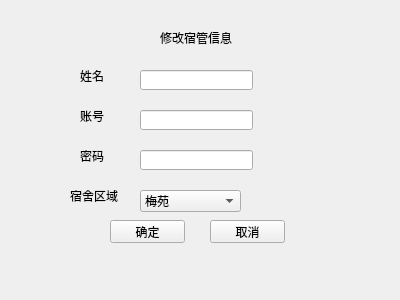
Qt form admin/admin_modifyaunt.ui (wo16pao/MS) before a commit.
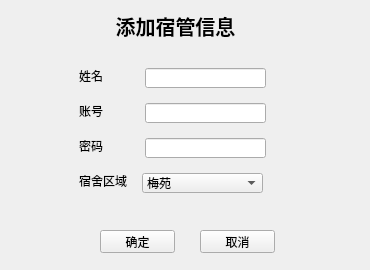
The same form after that commit.

What changed in the file:
```diff
--- a/admin/admin_modifyaunt.ui
+++ b/admin/admin_modifyaunt.ui
@@ -6,8 +6,8 @@
    <rect>
     <x>0</x>
     <y>0</y>
-    <width>400</width>
-    <height>300</height>
+    <width>370</width>
+    <height>270</height>
    </rect>
   </property>
   <property name="windowTitle">
@@ -16,8 +16,8 @@
   <widget class="QPushButton" name="pushButton_2">
    <property name="geometry">
     <rect>
-     <x>210</x>
-     <y>220</y>
+     <x>200</x>
+     <y>230</y>
      <width>75</width>
      <height>23</height>
     </rect>
@@ -26,182 +26,205 @@
     <string>取消</string>
    </property>
   </widget>
-  <widget class="QLabel" name="label_5">
+  <widget class="QWidget" name="widget" native="true">
    <property name="geometry">
     <rect>
      <x>70</x>
-     <y>190</y>
-     <width>54</width>
-     <height>12</height>
+     <y>50</y>
+     <width>205</width>
+     <height>161</height>
     </rect>
    </property>
-   <property name="text">
-    <string>宿舍区域</string>
-   </property>
+   <widget class="QComboBox" name="comboBox">
+    <property name="geometry">
+     <rect>
+      <x>72</x>
+      <y>123</y>
+      <width>121</width>
+      <height>20</height>
+     </rect>
+    </property>
+    <item>
+     <property name="text">
+      <string>梅苑</string>
+     </property>
+    </item>
+    <item>
+     <property name="text">
+      <string>兰苑</string>
+     </property>
+    </item>
+    <item>
+     <property name="text">
+      <string>竹苑</string>
+     </property>
+    </item>
+    <item>
+     <property name="text">
+      <string>菊苑</string>
+     </property>
+    </item>
+    <item>
+     <property name="text">
+      <string>桃苑</string>
+     </property>
+    </item>
+    <item>
+     <property name="text">
+      <string>李苑</string>
+     </property>
+    </item>
+    <item>
+     <property name="text">
+      <string>柳苑</string>
+     </property>
+    </item>
+    <item>
+     <property name="text">
+      <string>桂苑</string>
+     </property>
+    </item>
+    <item>
+     <property name="text">
+      <string>荷苑</string>
+     </property>
+    </item>
+   </widget>
+   <widget class="QLineEdit" name="lineEdit_2">
+    <property name="geometry">
+     <rect>
+      <x>75</x>
+      <y>53</y>
+      <width>121</width>
+      <height>20</height>
+     </rect>
+    </property>
+   </widget>
+   <widget class="QLabel" name="label_3">
+    <property name="geometry">
+     <rect>
+      <x>9</x>
+      <y>53</y>
+      <width>24</width>
+      <height>16</height>
+     </rect>
+    </property>
+    <property name="text">
+     <string>账号</string>
+    </property>
+   </widget>
+   <widget class="QLabel" name="label_4">
+    <property name="geometry">
+     <rect>
+      <x>9</x>
+      <y>88</y>
+      <width>24</width>
+      <height>16</height>
+     </rect>
+    </property>
+    <property name="text">
+     <string>密码</string>
+    </property>
+   </widget>
+   <widget class="QLabel" name="label_2">
+    <property name="geometry">
+     <rect>
+      <x>9</x>
+      <y>18</y>
+      <width>24</width>
+      <height>16</height>
+     </rect>
+    </property>
+    <property name="text">
+     <string>姓名</string>
+    </property>
+   </widget>
+   <widget class="QLineEdit" name="lineEdit_3">
+    <property name="geometry">
+     <rect>
+      <x>75</x>
+      <y>88</y>
+      <width>121</width>
+      <height>20</height>
+     </rect>
+    </property>
+   </widget>
+   <widget class="QLabel" name="label_5">
+    <property name="geometry">
+     <rect>
+      <x>9</x>
+      <y>123</y>
+      <width>48</width>
+      <height>16</height>
+     </rect>
+    </property>
+    <property name="text">
+     <string>宿舍区域</string>
+    </property>
+   </widget>
+   <widget class="QLineEdit" name="lineEdit">
+    <property name="geometry">
+     <rect>
+      <x>75</x>
+      <y>18</y>
+      <width>121</width>
+      <height>20</height>
+     </rect>
+    </property>
+   </widget>
   </widget>
-  <widget class="QPushButton" name="pushButton">
+  <widget class="QLabel" name="label">
    <property name="geometry">
     <rect>
-     <x>110</x>
-     <y>220</y>
-     <width>75</width>
-     <height>23</height>
+     <x>100</x>
+     <y>10</y>
+     <width>151</width>
+     <height>31</height>
     </rect>
    </property>
+   <property name="font">
+    <font>
+     <pointsize>15</pointsize>
+     <weight>75</weight>
+     <bold>true</bold>
+    </font>
+   </property>
    <property name="text">
-    <string>确定</string>
+    <string>添加宿管信息</string>
    </property>
-  </widget>
-  <widget class="QLineEdit" name="lineEdit">
-   <property name="geometry">
-    <rect>
-     <x>140</x>
-     <y>70</y>
-     <width>113</width>
-     <height>20</height>
-    </rect>
+   <property name="alignment">
+    <set>Qt::AlignCenter</set>
    </property>
   </widget>
   <widget class="QLabel" name="label_result">
    <property name="geometry">
     <rect>
-     <x>40</x>
-     <y>230</y>
-     <width>54</width>
-     <height>12</height>
+     <x>23</x>
+     <y>231</y>
+     <width>71</width>
+     <height>21</height>
     </rect>
    </property>
    <property name="text">
     <string/>
    </property>
-  </widget>
-  <widget class="QLineEdit" name="lineEdit_2">
-   <property name="geometry">
-    <rect>
-     <x>140</x>
-     <y>110</y>
-     <width>113</width>
-     <height>20</height>
-    </rect>
+   <property name="alignment">
+    <set>Qt::AlignRight|Qt::AlignTrailing|Qt::AlignVCenter</set>
    </property>
   </widget>
-  <widget class="QLabel" name="label_3">
+  <widget class="QPushButton" name="pushButton">
    <property name="geometry">
     <rect>
-     <x>80</x>
-     <y>110</y>
-     <width>54</width>
-     <height>12</height>
+     <x>100</x>
+     <y>230</y>
+     <width>75</width>
+     <height>23</height>
     </rect>
    </property>
    <property name="text">
-    <string>账号</string>
+    <string>确定</string>
    </property>
   </widget>
-  <widget class="QLabel" name="label">
-   <property name="geometry">
-    <rect>
-     <x>160</x>
-     <y>30</y>
-     <width>91</width>
-     <height>16</height>
-    </rect>
-   </property>
-   <property name="text">
-    <string>修改宿管信息</string>
-   </property>
-  </widget>
-  <widget class="QLineEdit" name="lineEdit_3">
-   <property name="geometry">
-    <rect>
-     <x>140</x>
-     <y>150</y>
-     <width>113</width>
-     <height>20</height>
-    </rect>
-   </property>
-  </widget>
-  <widget class="QLabel" name="label_4">
-   <property name="geometry">
-    <rect>
-     <x>80</x>
-     <y>150</y>
-     <width>54</width>
-     <height>12</height>
-    </rect>
-   </property>
-   <property name="text">
-    <string>密码</string>
-   </property>
-  </widget>
-  <widget class="QLabel" name="label_2">
-   <property name="geometry">
-    <rect>
-     <x>80</x>
-     <y>70</y>
-     <width>54</width>
-     <height>12</height>
-    </rect>
-   </property>
-   <property name="text">
-    <string>姓名</string>
-   </property>
-  </widget>
-  <widget class="QComboBox" name="comboBox">
-   <property name="geometry">
-    <rect>
-     <x>140</x>
-     <y>190</y>
-     <width>101</width>
-     <height>22</height>
-    </rect>
-   </property>
-   <item>
-    <property name="text">
-     <string>梅苑</string>
-    </property>
-   </item>
-   <item>
-    <property name="text">
-     <string>兰苑</string>
-    </property>
-   </item>
-   <item>
-    <property name="text">
-     <string>竹苑</string>
-    </property>
-   </item>
-   <item>
-    <property name="text">
-     <string>菊苑</string>
-    </property>
-   </item>
-   <item>
-    <property name="text">
-     <string>桃苑</string>
-    </property>
-   </item>
-   <item>
-    <property name="text">
-     <string>李苑</string>
-    </property>
-   </item>
-   <item>
-    <property name="text">
-     <string>柳苑</string>
-    </property>
-   </item>
-   <item>
-    <property name="text">
-     <string>桂苑</string>
-    </property>
-   </item>
-   <item>
-    <property name="text">
-     <string>荷苑</string>
-    </property>
-   </item>
-  </widget>
  </widget>
  <resources/>
  <connections/>
```
